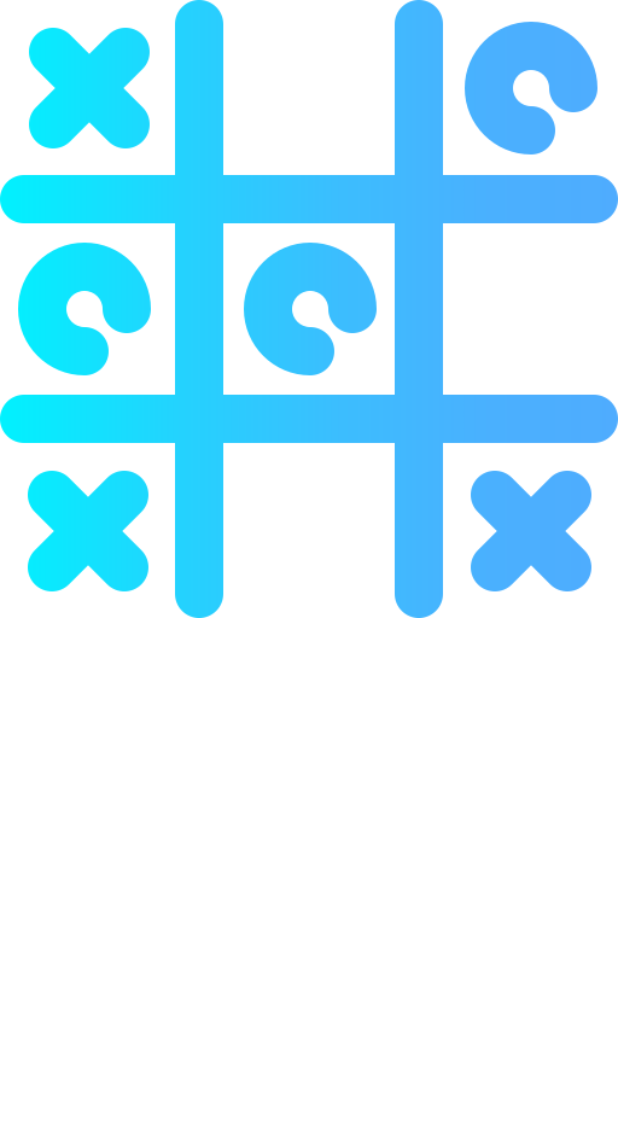
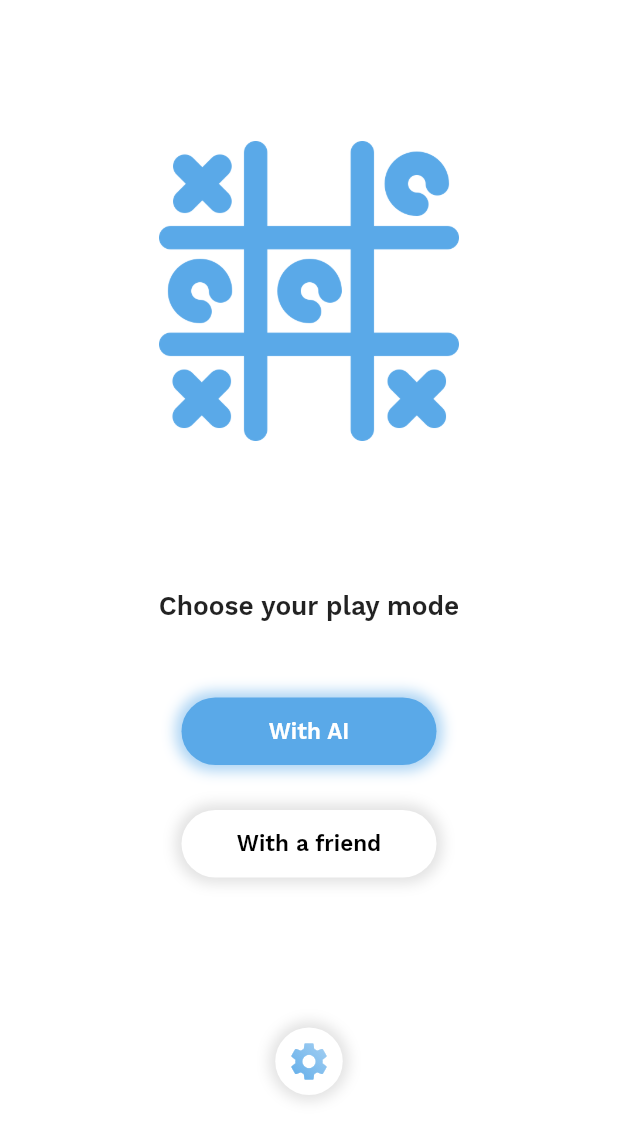
Before and after one commit to ErfanRht/Tic-Tac-Toe, a Flutter app: the screen it shows after launch, on a phone screen of 412 x 824 dp. Shown: the top 1141 px of the screen. Run offline on Flutter 3.47's test engine with Material 2 defaults, Android fonts, the phone set to English and light mode, and no system bars; our stand-ins replace get, google_fonts, page_transition.

Commit message:
Menu almost is screen complete

```diff
--- a/lib/constants/colors.dart
+++ b/lib/constants/colors.dart
@@ -1,5 +1,5 @@
 import 'package:flutter/material.dart';
 
-const kPrimaryColor = Color(0xff189AB4);
+const kPrimaryColor = Color(0xff5AA9E8);
 const kSecondaryColor = Color(0xff05445E);
 const kTertiaryColor = Color(0xff75E6DA);
--- /dev/null
+++ b/lib/constants/types.dart
@@ -0,0 +1,2 @@
+enum PlayMode { AI, Friend }
+enum UserSide { CROSS, ZERO }
--- /dev/null
+++ b/lib/controllers/user-choose-controller.dart
@@ -0,0 +1,12 @@
+import 'package:get/get.dart';
+import 'package:tic_tac_toe/constants/types.dart';
+
+class UserChooseController extends GetxController {
+  PlayMode playMode;
+  UserSide userSide;
+
+  updateUserChoose({PlayMode newPlayMode, UserSide newUserSide}) {
+    playMode = newPlayMode != null ? newPlayMode : playMode;
+    userSide = newUserSide != null ? newUserSide : userSide;
+  }
+}
--- a/lib/main.dart
+++ b/lib/main.dart
@@ -13,8 +13,7 @@ class App extends StatelessWidget {
   @override
   Widget build(BuildContext context) {
     return MaterialApp(
-      theme:
-          ThemeData(primaryColor: kPrimaryColor, indicatorColor: Colors.white),
+      theme: ThemeData(primaryColor: kPrimaryColor),
       debugShowCheckedModeBanner: false,
       initialRoute: menu_route,
       routes: {
--- /dev/null
+++ b/lib/screens/choose-side/choose-side.dart
@@ -0,0 +1,8 @@
+import 'package:flutter/material.dart';
+
+class ChooseSideScreen extends StatelessWidget {
+  @override
+  Widget build(BuildContext context) {
+    return Scaffold();
+  }
+}
--- a/lib/screens/menu/menu.dart
+++ b/lib/screens/menu/menu.dart
@@ -1,7 +1,17 @@
 import 'package:flutter/material.dart';
+import 'package:get/get.dart';
+import 'package:google_fonts/google_fonts.dart';
+import 'package:page_transition/page_transition.dart';
+import 'package:tic_tac_toe/constants/colors.dart';
+import 'package:tic_tac_toe/constants/types.dart';
+import 'package:tic_tac_toe/controllers/user-choose-controller.dart';
 import 'package:tic_tac_toe/models/statusbar-color.dart';
+import 'package:tic_tac_toe/screens/choose-side/choose-side.dart';
+import 'package:tic_tac_toe/widgets/button.dart';
+import 'package:tic_tac_toe/widgets/icon-button.dart';
 
 class MenuScreen extends StatelessWidget {
+  final UserChooseController globalController = Get.put(UserChooseController());
   @override
   Widget build(BuildContext context) {
     StatusBarColor();
@@ -9,10 +19,50 @@ class MenuScreen extends StatelessWidget {
       backgroundColor: Colors.white,
       body: SafeArea(
         child: Column(
+          mainAxisAlignment: MainAxisAlignment.center,
           children: [
             Center(
-              child: Image.asset('assets/images/logo.png'),
-            )
+                child: Image.asset(
+              'assets/images/logo.png',
+              color: kPrimaryColor,
+              height: 200,
+            )),
+            SizedBox(
+              height: 100,
+            ),
+            Center(
+              child: Text(
+                'Choose your play mode',
+                style: GoogleFonts.workSans(
+                    fontSize: 17.5, fontWeight: FontWeight.w600),
+              ),
+            ),
+            SizedBox(
+              height: 50,
+            ),
+            Button(
+                text: "With AI",
+                buttonColor: kPrimaryColor,
+                textColor: Colors.white,
+                ifClick: () {
+                  Get.find<UserChooseController>()
+                      .updateUserChoose(newPlayMode: PlayMode.AI);
+                }),
+            SizedBox(
+              height: 30,
+            ),
+            Button(
+                text: "With a friend",
+                buttonColor: Colors.white,
+                textColor: Colors.black,
+                ifClick: () {
+                  Get.find<UserChooseController>()
+                      .updateUserChoose(newPlayMode: PlayMode.Friend);
+                }),
+            SizedBox(
+              height: 100,
+            ),
+            PrimaryIconButton(icon: Icons.settings)
           ],
         ),
       ),
--- /dev/null
+++ b/lib/widgets/button.dart
@@ -0,0 +1,88 @@
+import 'package:flutter/material.dart';
+import 'package:google_fonts/google_fonts.dart';
+
+class Button extends StatefulWidget {
+  final String text;
+  final Color buttonColor;
+  final Color textColor;
+  final dynamic ifClick;
+  Button(
+      {@required this.text,
+      @required this.buttonColor,
+      @required this.textColor,
+      @required this.ifClick});
+  @override
+  _ButtonState createState() => _ButtonState();
+}
+
+class _ButtonState extends State<Button> {
+  // init data
+  String text;
+  Color buttonColor;
+  Color textColor;
+  dynamic ifClick;
+
+  // widget own data
+  double buttonWidth;
+  double buttonHeight;
+
+  @override
+  void initState() {
+    super.initState();
+    text = widget.text;
+    buttonColor = widget.buttonColor;
+    textColor = widget.textColor;
+    ifClick = widget.ifClick;
+    buttonWidth = 170;
+    buttonHeight = 45;
+  }
+
+  @override
+  Widget build(BuildContext context) {
+    return InkWell(
+      onTap: () {
+        ifClick();
+      },
+      onHighlightChanged: (status) {
+        if (status) {
+          setState(() {
+            buttonWidth = 130;
+          });
+        }
+        if (!status) {
+          setState(() {
+            buttonWidth = 170;
+            buttonHeight = 45;
+          });
+        }
+      },
+      splashColor: Colors.transparent,
+      highlightColor: Colors.transparent,
+      child: AnimatedContainer(
+        duration: Duration(milliseconds: 100),
+        width: buttonWidth,
+        height: buttonHeight,
+        decoration: BoxDecoration(
+          borderRadius: BorderRadius.circular(25),
+          color: buttonColor,
+          boxShadow: [
+            BoxShadow(
+              color: buttonColor != Colors.white
+                  ? buttonColor.withOpacity(0.5)
+                  : Colors.grey.withOpacity(0.3),
+              spreadRadius: 4,
+              blurRadius: 7,
+            ),
+          ],
+        ),
+        child: Center(
+          child: Text(
+            text,
+            style: GoogleFonts.workSans(
+                fontSize: 15, fontWeight: FontWeight.w600, color: textColor),
+          ),
+        ),
+      ),
+    );
+  }
+}
--- /dev/null
+++ b/lib/widgets/gradient-icon.dart
@@ -0,0 +1,32 @@
+import 'package:flutter/material.dart';
+
+class GradientIcon extends StatelessWidget {
+  GradientIcon(
+    this.icon,
+    this.size,
+    this.gradient,
+  );
+
+  final IconData icon;
+  final double size;
+  final Gradient gradient;
+
+  @override
+  Widget build(BuildContext context) {
+    return ShaderMask(
+      child: SizedBox(
+        width: size * 1.2,
+        height: size * 1.2,
+        child: Icon(
+          icon,
+          size: size,
+          color: Colors.white,
+        ),
+      ),
+      shaderCallback: (Rect bounds) {
+        final Rect rect = Rect.fromLTRB(0, 0, size, size);
+        return gradient.createShader(rect);
+      },
+    );
+  }
+}
--- /dev/null
+++ b/lib/widgets/icon-button.dart
@@ -0,0 +1,55 @@
+import 'package:flutter/material.dart';
+import 'package:tic_tac_toe/constants/colors.dart';
+import 'gradient-icon.dart';
+
+class PrimaryIconButton extends StatefulWidget {
+  final dynamic icon;
+  PrimaryIconButton({@required this.icon});
+  @override
+  _PrimaryIconButtonState createState() => _PrimaryIconButtonState();
+}
+
+class _PrimaryIconButtonState extends State<PrimaryIconButton> {
+  dynamic icon;
+
+  @override
+  void initState() {
+    super.initState();
+    icon = widget.icon;
+  }
+
+  @override
+  Widget build(BuildContext context) {
+    return InkWell(
+        onTap: () {},
+        splashColor: Colors.transparent,
+        highlightColor: Colors.transparent,
+        child: Container(
+          height: 45,
+          width: 45,
+          decoration: BoxDecoration(
+            borderRadius: BorderRadius.circular(50),
+            color: Colors.white,
+            boxShadow: [
+              BoxShadow(
+                color: Colors.grey.withOpacity(0.3),
+                spreadRadius: 4,
+                blurRadius: 7,
+              ),
+            ],
+          ),
+          child: GradientIcon(
+            Icons.settings,
+            30.0,
+            LinearGradient(
+              colors: <Color>[
+                kPrimaryColor,
+                kPrimaryColor.withOpacity(0.5),
+              ],
+              begin: Alignment.bottomLeft,
+              end: Alignment.topRight,
+            ),
+          ),
+        ));
+  }
+}
```
